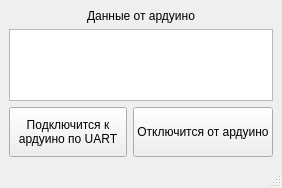
The window that view/mainwindow.ui (PowerOleg/Qt_serialport) describes before a commit, drawn with Qt 5.
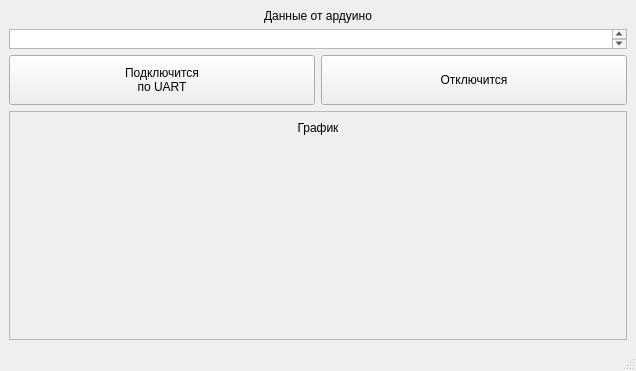
The same window after the commit. Custom widgets are drawn as their Qt base class.

Diff of the .ui file:
```diff
--- a/view/mainwindow.ui
+++ b/view/mainwindow.ui
@@ -6,8 +6,8 @@
    <rect>
     <x>0</x>
     <y>0</y>
-    <width>282</width>
-    <height>188</height>
+    <width>636</width>
+    <height>371</height>
    </rect>
   </property>
   <property name="windowTitle">
@@ -24,7 +24,17 @@
        </size>
       </property>
       <property name="text">
-       <string>Отключится от ардуино</string>
+       <string>Отключится</string>
+      </property>
+     </widget>
+    </item>
+    <item row="1" column="0" colspan="2">
+     <widget class="QLabel" name="lbTitle">
+      <property name="text">
+       <string>Данные от ардуино</string>
+      </property>
+      <property name="alignment">
+       <set>Qt::AlignCenter</set>
       </property>
      </widget>
     </item>
@@ -37,8 +47,8 @@
        </size>
       </property>
       <property name="text">
-       <string>Подключится к 
-ардуино по UART</string>
+       <string>Подключится
+по UART</string>
       </property>
      </widget>
     </item>
@@ -47,19 +57,77 @@
       <property name="enabled">
        <bool>true</bool>
       </property>
+      <property name="sizePolicy">
+       <sizepolicy hsizetype="Expanding" vsizetype="Fixed">
+        <horstretch>0</horstretch>
+        <verstretch>0</verstretch>
+       </sizepolicy>
+      </property>
+      <property name="minimumSize">
+       <size>
+        <width>0</width>
+        <height>20</height>
+       </size>
+      </property>
+      <property name="maximumSize">
+       <size>
+        <width>16777215</width>
+        <height>20</height>
+       </size>
+      </property>
+      <property name="baseSize">
+       <size>
+        <width>0</width>
+        <height>0</height>
+       </size>
+      </property>
       <property name="readOnly">
        <bool>true</bool>
       </property>
      </widget>
     </item>
-    <item row="1" column="0" colspan="2">
-     <widget class="QLabel" name="lbTitle">
-      <property name="text">
-       <string>Данные от ардуино</string>
+    <item row="4" column="0" colspan="2">
+     <widget class="QFrame" name="frCustomPlot">
+      <property name="sizePolicy">
+       <sizepolicy hsizetype="Expanding" vsizetype="Expanding">
+        <horstretch>0</horstretch>
+        <verstretch>0</verstretch>
+       </sizepolicy>
       </property>
-      <property name="alignment">
-       <set>Qt::AlignCenter</set>
+      <property name="frameShape">
+       <enum>QFrame::StyledPanel</enum>
       </property>
+      <property name="frameShadow">
+       <enum>QFrame::Raised</enum>
+      </property>
+      <layout class="QVBoxLayout" name="verticalLayout">
+       <item>
+        <widget class="QLabel" name="lbTitleCustomPlot">
+         <property name="sizePolicy">
+          <sizepolicy hsizetype="Minimum" vsizetype="Minimum">
+           <horstretch>0</horstretch>
+           <verstretch>0</verstretch>
+          </sizepolicy>
+         </property>
+         <property name="text">
+          <string>График</string>
+         </property>
+         <property name="alignment">
+          <set>Qt::AlignHCenter|Qt::AlignTop</set>
+         </property>
+        </widget>
+       </item>
+       <item>
+        <widget class="QCustomPlot" name="customPlot" native="true">
+         <property name="sizePolicy">
+          <sizepolicy hsizetype="Expanding" vsizetype="Expanding">
+           <horstretch>0</horstretch>
+           <verstretch>0</verstretch>
+          </sizepolicy>
+         </property>
+        </widget>
+       </item>
+      </layout>
      </widget>
     </item>
    </layout>
@@ -76,6 +144,14 @@
   </widget>
   <widget class="QStatusBar" name="statusbar"/>
  </widget>
+ <customwidgets>
+  <customwidget>
+   <class>QCustomPlot</class>
+   <extends>QWidget</extends>
+   <header>C:\cpp\eighth\serialport\qcustomplot.h</header>
+   <container>1</container>
+  </customwidget>
+ </customwidgets>
  <resources/>
  <connections/>
 </ui>
```
Left out of the diff: 2 changed lines with no effect on the pictures.
